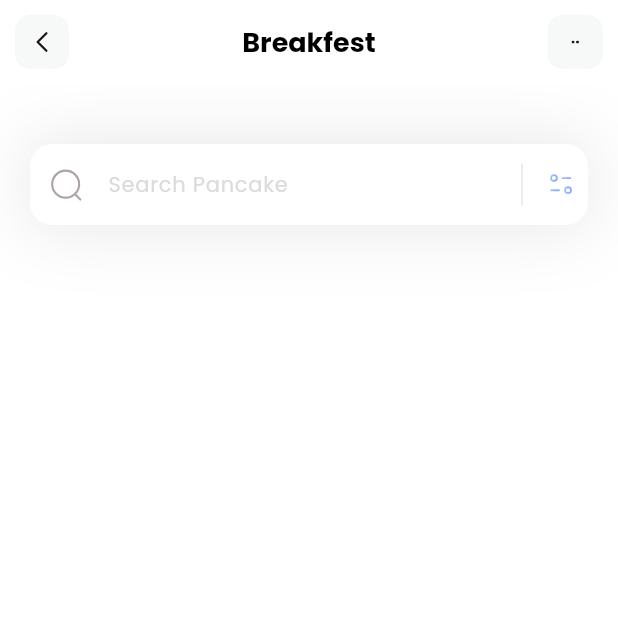
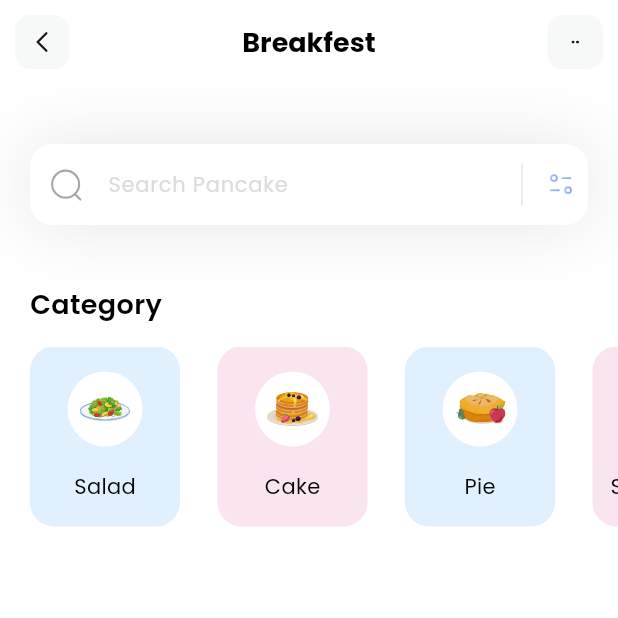
Before and after one commit to kamilawad/meals_app, a Flutter app: the screen it shows after launch, on a phone screen of 412 x 824 dp, the top half of it. Run offline on Flutter 3.47's test engine with Material 3 defaults, Android fonts, the phone set to English and light mode, and no system bars; our stand-ins replace flutter_svg, sqflite; accounts and stored records are empty.

Commit message:
add categories section layout

```diff
--- a/lib/main.dart
+++ b/lib/main.dart
@@ -19,7 +19,7 @@ class MyApp extends StatelessWidget {
         colorScheme: ColorScheme.fromSeed(seedColor: Colors.deepPurple),
         useMaterial3: true,
       ),
-      home: const HomeScreen(),
+      home: HomeScreen(),
     );
   }
 }
--- /dev/null
+++ b/lib/models/category_model.dart
@@ -0,0 +1,51 @@
+import 'package:flutter/material.dart';
+
+class CategoryModel {
+  String name;
+  String iconPath;
+  Color boxColor;
+
+  CategoryModel({
+    required this.name,
+    required this.boxColor,
+    required this.iconPath,
+  });
+
+  static List<CategoryModel> getCategories() {
+    List<CategoryModel> categories = [];
+
+    categories.add(
+      CategoryModel(
+        name: 'Salad',
+        iconPath: 'assets/icons/plate.svg',
+        boxColor: Color(0xff9DCEFF)
+      )
+    );
+
+    categories.add(
+      CategoryModel(
+        name: 'Cake',
+        iconPath: 'assets/icons/pancakes.svg',
+        boxColor: Color(0xffEEA4CE)
+      )
+    );
+
+    categories.add(
+      CategoryModel(
+        name: 'Pie',
+        iconPath: 'assets/icons/pie.svg',
+        boxColor: Color(0xff9DCEFF)
+      )
+    );
+
+    categories.add(
+      CategoryModel(
+        name: 'Smoothies',
+        iconPath: 'assets/icons/orange-snacks.svg',
+        boxColor: Color(0xffEEA4CE)
+      )
+    );
+
+    return categories;
+  }
+}
--- a/lib/screens/home_screen.dart
+++ b/lib/screens/home_screen.dart
@@ -1,17 +1,102 @@
 import 'package:flutter/material.dart';
 import 'package:flutter_svg/flutter_svg.dart';
+import 'package:todo_app/models/category_model.dart';
 
+// ignore: must_be_immutable
 class HomeScreen extends StatelessWidget {
-  const HomeScreen({super.key});
+  HomeScreen({super.key});
+
+  List<CategoryModel> categories = [];
+
+  void _getCategories() {
+    categories = CategoryModel.getCategories();
+  }
 
   @override
   Widget build(BuildContext context) {
+    _getCategories();
     return Scaffold(
       appBar: appBar(),
       backgroundColor: Colors.white,
       body: Column(
+        crossAxisAlignment: CrossAxisAlignment.start,
+        children: [
+          _searchField(),
+          SizedBox(height: 40,),
+          _categoriesSection()
+        ],
+      ),
+    );
+  }
+
+  Column _categoriesSection() {
+    return Column(
+          crossAxisAlignment: CrossAxisAlignment.start,
+          children: [
+            Padding(
+              padding: const EdgeInsets.only(left: 20),
+              child: Text(
+                'Category',
+                style: TextStyle(
+                  color: Colors.black,
+                  fontSize: 18,
+                  fontWeight: FontWeight.w600
+                ),
+              ),
+            ),
+            SizedBox(height: 15,),
+            Container(
+              height: 120,
+              child: ListView.separated(
+                itemCount: categories.length,
+                scrollDirection: Axis.horizontal,
+                padding: EdgeInsets.only(
+                  left: 20,
+                  right: 20,
+                ),
+                separatorBuilder: (context, index) => SizedBox(width: 25,),
+                itemBuilder: (context, index) {
+                  return Container(
+                    width: 100,
+                    decoration: BoxDecoration(
+                      color: categories[index].boxColor.withOpacity(0.3),
+                      borderRadius: BorderRadius.circular(16)
+                    ),
+                    child: Column(
+                      mainAxisAlignment: MainAxisAlignment.spaceEvenly,
                       children: [
                         Container(
+                          width: 50,
+                          height: 50,
+                          decoration: BoxDecoration(
+                            color: Colors.white,
+                            shape: BoxShape.circle
+                          ),
+                          child: Padding(
+                            padding: const EdgeInsets.all(8.0),
+                            child: SvgPicture.asset(categories[index].iconPath),
+                          ),
+                        ),
+                        Text(
+                          categories[index].name,
+                          style: TextStyle(
+                            fontWeight: FontWeight.w400,
+                            color: Colors.black,
+                            fontSize: 14
+                          ),
+                        )
+                      ],
+                    ),
+                  );
+                },
+              ),
+            )
+          ],
+        );
+  }
+
+  Container _searchField() {
+    return Container(
           margin: EdgeInsets.only(top: 40, left: 20, right: 20),
           decoration: BoxDecoration(
             boxShadow: [
@@ -61,9 +146,6 @@ class HomeScreen extends StatelessWidget {
                 borderSide: BorderSide.none
               )
             ),
-            ),
-          )
-        ],
           ),
         );
   }
```
Lines whose indentation alone changed are shown as unchanged.
